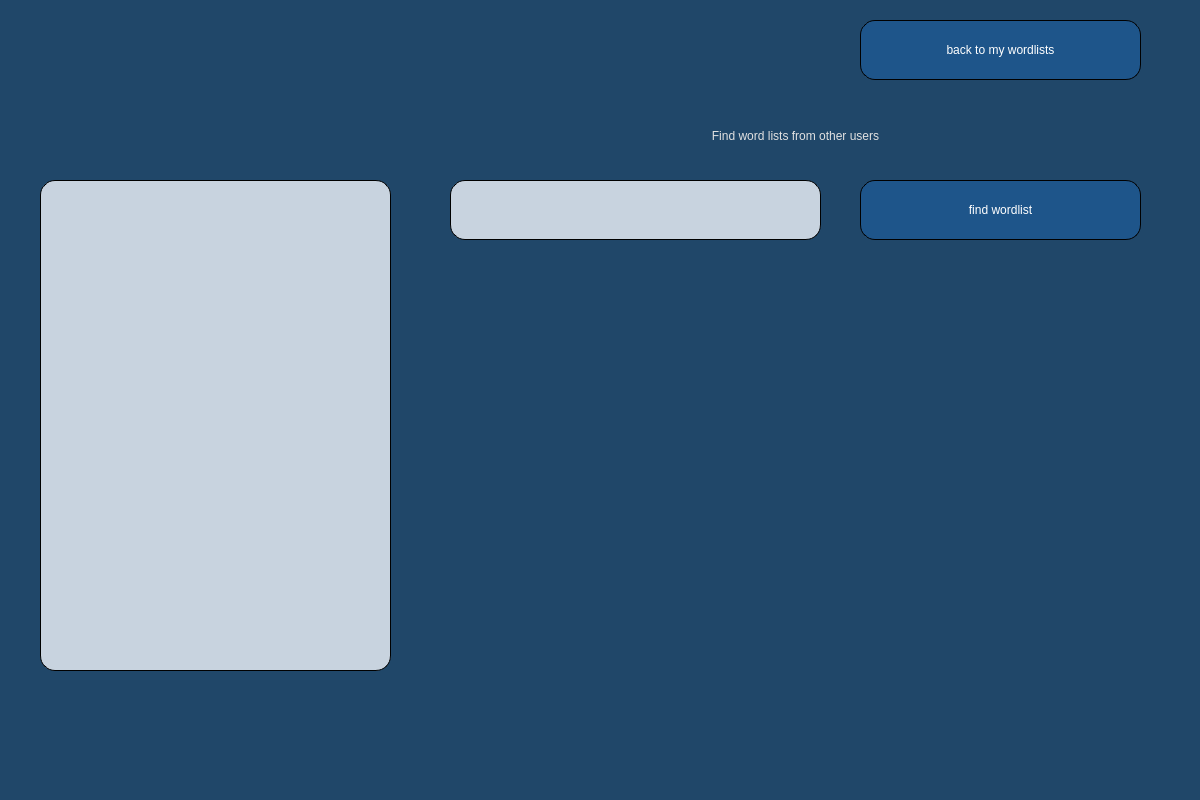
Old version of the form WindowsGraphics/FindWordlistsWindow.ui in the repository Skripkon/App-for-learning-English-LANGOD.
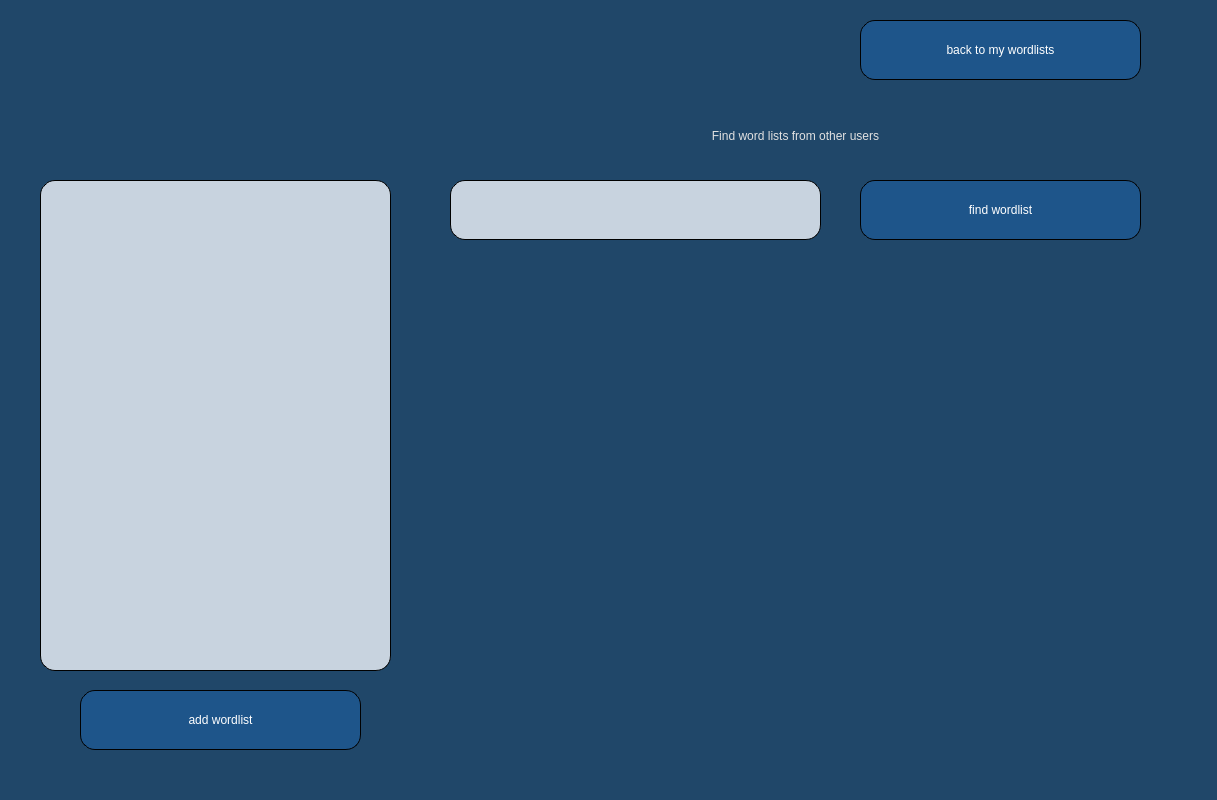
New version of the form.

Commit message: graphics of window with wordlists changed

What changed in the file:
```diff
--- a/WindowsGraphics/FindWordlistsWindow.ui
+++ b/WindowsGraphics/FindWordlistsWindow.ui
@@ -6,7 +6,7 @@
    <rect>
     <x>0</x>
     <y>0</y>
-    <width>1200</width>
+    <width>1217</width>
     <height>800</height>
    </rect>
   </property>
@@ -171,6 +171,31 @@
     </property>
    </layout>
   </widget>
+  <widget class="QPushButton" name="add_wordlist_button">
+   <property name="geometry">
+    <rect>
+     <x>80</x>
+     <y>690</y>
+     <width>281</width>
+     <height>60</height>
+    </rect>
+   </property>
+   <property name="styleSheet">
+    <string notr="true">QPushButton {background-color:rgb(30, 85, 138);
+font: 19pt &quot;Yrsa&quot;;
+color:white;
+selection-background-color: rgb(255, 255, 255);
+border-style: outset;
+border-width: 1px;
+border-radius: 15px;
+border-color: black;
+padding: 4px;}
+QPushButton:hover {background-color: rgb(20, 75, 130);}</string>
+   </property>
+   <property name="text">
+    <string>add wordlist</string>
+   </property>
+  </widget>
  </widget>
  <resources/>
  <connections/>
```
The commit also changes 5 other files.
